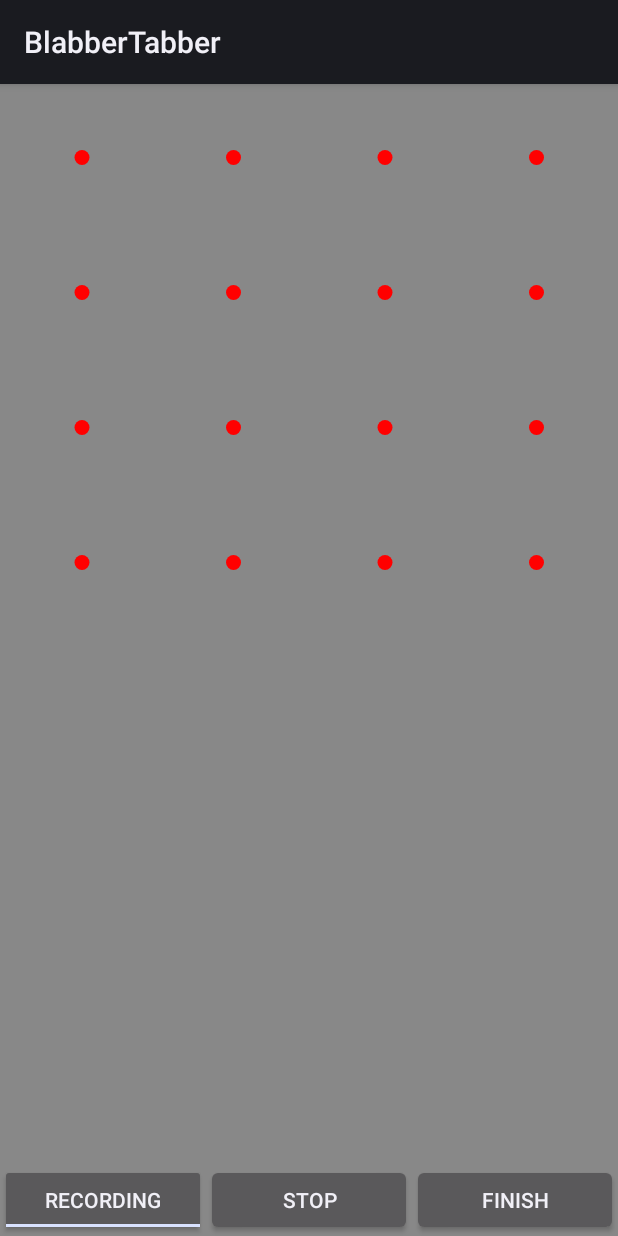
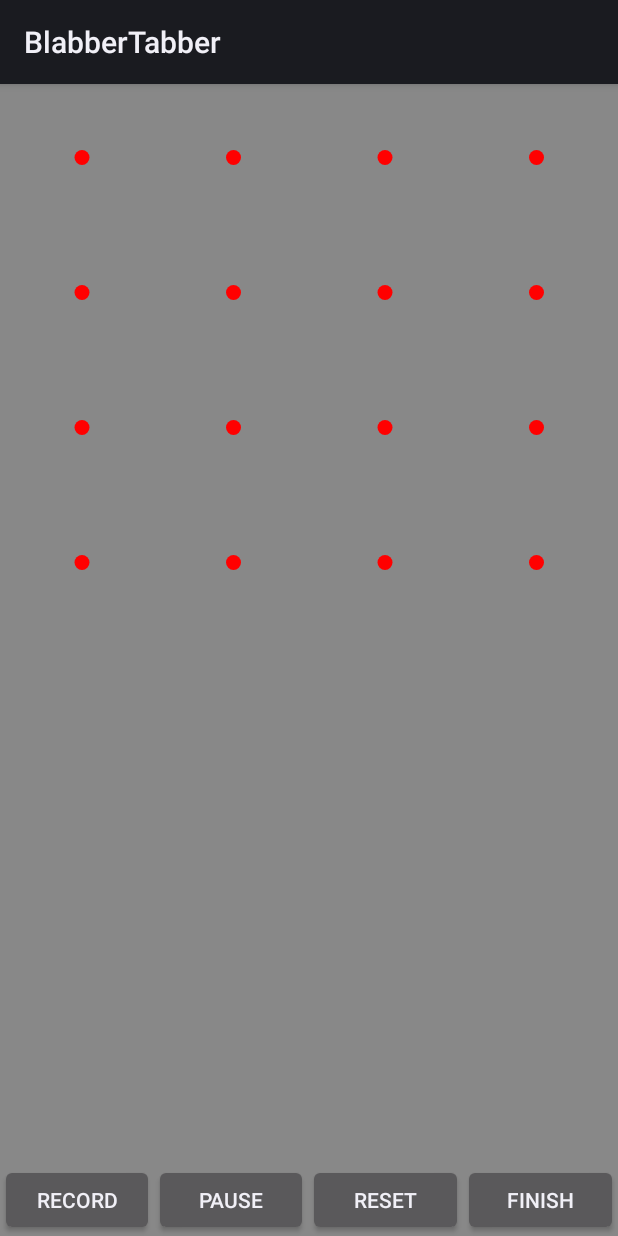
Before and after one commit to blabbertabber/blabbertabber, an Android app: the RecordingActivity screen opened directly, with no data from a screen before it, on a phone screen of 412 x 824 dp. Run offline under Robolectric (Android 15) with nearby library versions, the phone set to English and light mode, and no system bars; 1 statement that could not run was skipped.

Commit message:
Buttons are "Record" "Pause" "Reset" "Finish"
Also, "Finish" terminates the App, finally

```diff
--- a/app/src/main/AndroidManifest.xml
+++ b/app/src/main/AndroidManifest.xml
@@ -20,7 +20,8 @@
                 <category android:name="android.intent.category.LAUNCHER" />
             </intent-filter>
         </activity>
-        <activity android:name=".RecordingActivity"
+        <activity
+            android:name=".RecordingActivity"
             android:screenOrientation="portrait" />
 
         <service
--- a/app/src/main/res/layout/activity_recording.xml
+++ b/app/src/main/res/layout/activity_recording.xml
@@ -1,6 +1,5 @@
 <?xml version="1.0" encoding="utf-8"?>
 <LinearLayout xmlns:android="http://schemas.android.com/apk/res/android"
-    xmlns:grid="http://schemas.android.com/apk/res-auto"
     android:id="@+id/recording_root_view"
     android:layout_width="match_parent"
     android:layout_height="match_parent"
@@ -20,7 +19,6 @@
 
 
     <GridLayout xmlns:android="http://schemas.android.com/apk/res/android"
-        xmlns:grid="http://schemas.android.com/apk/res-auto"
 
         android:id="@+id/speaker_grid"
         android:layout_width="fill_parent"
@@ -202,30 +200,36 @@
         android:layout_width="match_parent"
         android:layout_height="wrap_content">
 
-        <ToggleButton
-            android:id="@+id/dummy_recording_button"
+        <Button
+            android:id="@+id/button_record"
             android:layout_width="0dp"
             android:layout_height="match_parent"
             android:layout_weight="1"
-            android:checked="true"
-            android:onClick="dummyToggleRecording"
-            android:textOff="@string/toggle_recording_off"
-            android:textOn="@string/toggle_recording_on" />
+            android:onClick="record"
+            android:text="@string/button_record" />
 
         <Button
-            android:id="@+id/dummy_stop_button"
+            android:id="@+id/button_pause"
             android:layout_width="0dp"
             android:layout_height="match_parent"
             android:layout_weight="1"
-            android:onClick="dummyStopRecording"
-            android:text="@string/button_stop" />
+            android:onClick="pause"
+            android:text="@string/button_pause" />
 
         <Button
-            android:id="@+id/dummy_finish_button"
+            android:id="@+id/button_reset"
             android:layout_width="0dp"
             android:layout_height="match_parent"
             android:layout_weight="1"
-            android:onClick="dummyFinishRecording"
+            android:onClick="reset"
+            android:text="@string/button_reset" />
+
+        <Button
+            android:id="@+id/button_finish"
+            android:layout_width="0dp"
+            android:layout_height="match_parent"
+            android:layout_weight="1"
+            android:onClick="finish"
             android:text="@string/button_finish" />
 
     </LinearLayout>
--- a/app/src/main/res/values/strings.xml
+++ b/app/src/main/res/values/strings.xml
@@ -6,9 +6,10 @@
         "stop".\n\nWhen the meeting is over, press finish to see the final tally. You will have the option
         to email or SMS the results.</string>
     <string name="launch_recording_activity">Okay, got it!</string>
-    <string name="toggle_recording_off">record</string>
-    <string name="toggle_recording_on">recording</string>
-    <string name="button_stop">stop</string>
+
+    <string name="action_settings">Settings</string>
     <string name="button_finish">finish</string>
-    <string name="action_settings">Settings</string>
+    <string name="button_pause">pause</string>
+    <string name="button_record">record</string>
+    <string name="button_reset">reset</string>
 </resources>
```
Also changed, not shown: app/src/main/java/com/blabbertabber/blabbertabber/RecordingActivity.java (+15 -11 lines), 1 other file.
